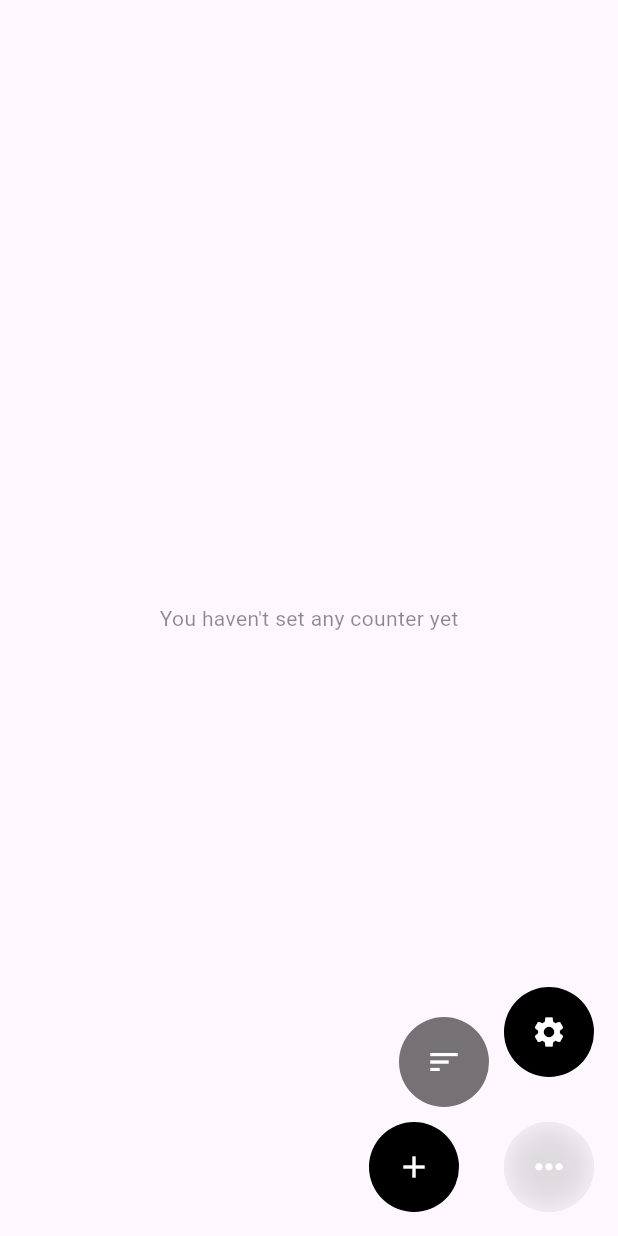
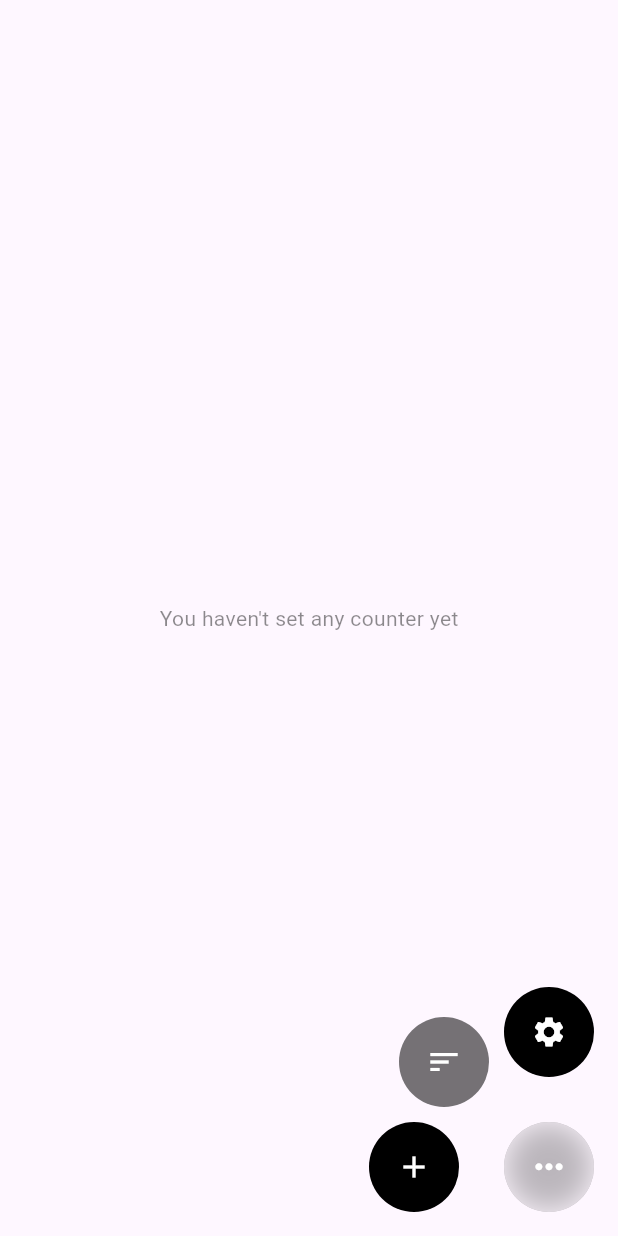
Before and after one commit to kutay-dev/till, a Flutter app: the screen it shows after launch, after a tap on the "keyboard control" icon, on a phone screen of 412 x 824 dp. Run offline on Flutter 3.47's test engine with Material 2 defaults, Android fonts, the light colour scheme and no system bars; our stand-ins replace fluttertoast, get_storage, image_picker, percent_indicator.

Commit message:
darken floating button

```diff
--- a/lib/main.dart
+++ b/lib/main.dart
@@ -611,7 +611,7 @@ class _MainState extends State<Main> {
               sigmaY: 10,
               child: Container(
                 decoration: BoxDecoration(
-                  color: Colors.black12,
+                  color: Colors.black26,
                   borderRadius: BorderRadius.circular(100),
                 ),
                 width: 60,
```
